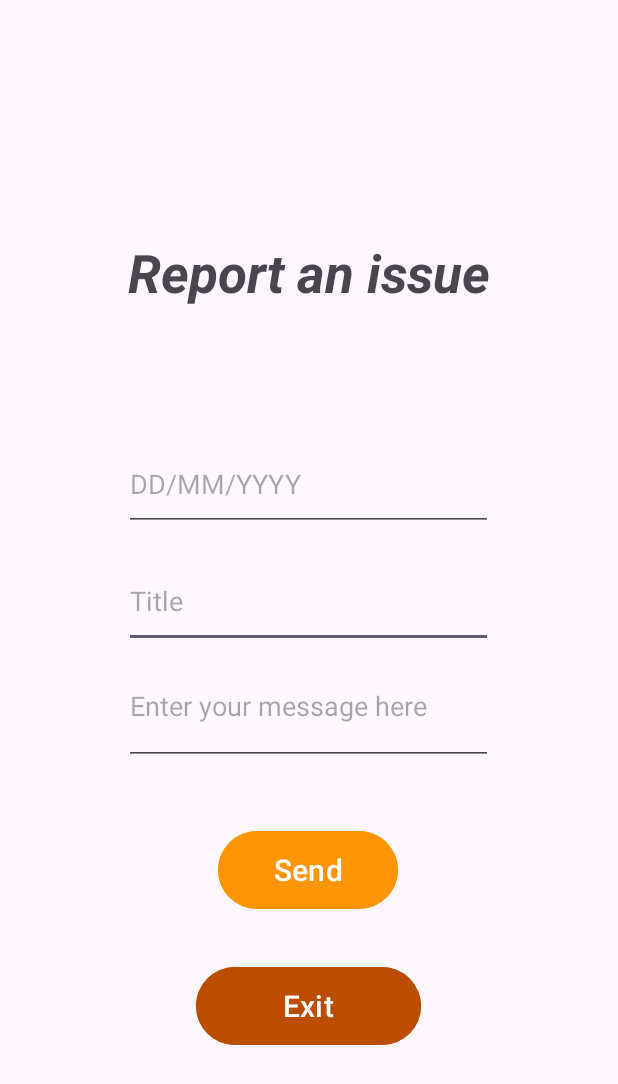
After one commit to Robertguarneros/pixelRushFrontEndv1.0, an Android app: the SendReportActivity screen opened directly, with no data from a screen before it, on a phone screen of 412 x 824 dp. The commit adds this screen. Shown: the top 1084 px of the screen. Run offline under Robolectric (Android 15) with nearby library versions, the phone set to English and light mode, and no system bars.

Commit message:
Minimo 2 Question and Report work

```diff
--- a/app/src/main/AndroidManifest.xml
+++ b/app/src/main/AndroidManifest.xml
@@ -26,12 +26,13 @@
         </activity>
         <activity android:name=".RegisterActivity">
         </activity>
-
         <activity android:name=".StoreActivity">
         </activity>
         <activity android:name=".ProfileActivity">
         </activity>
         <activity android:name=".AskAQuestionActivity">
+        </activity>
+        <activity android:name=".SendReportActivity">
         </activity>
         <activity android:name=".BadgeActivity">
         </activity>
--- a/app/src/main/java/com/eetac/dsa/pixelrushfrontendv10/PixelRushService.java
+++ b/app/src/main/java/com/eetac/dsa/pixelrushfrontendv10/PixelRushService.java
@@ -3,6 +3,7 @@ import com.eetac.dsa.pixelrushfrontendv10.backEndClasses.Badge;
 import com.eetac.dsa.pixelrushfrontendv10.backEndClasses.LoginCredentials;
 import com.eetac.dsa.pixelrushfrontendv10.backEndClasses.Message;
 import com.eetac.dsa.pixelrushfrontendv10.backEndClasses.RegisterCredentials;
+import com.eetac.dsa.pixelrushfrontendv10.backEndClasses.Report;
 import com.eetac.dsa.pixelrushfrontendv10.backEndClasses.StoreObject;
 import com.eetac.dsa.pixelrushfrontendv10.backEndClasses.User;
 import com.eetac.dsa.pixelrushfrontendv10.backEndClasses.Question;
@@ -19,7 +20,6 @@ import retrofit2.http.Path;
 import retrofit2.http.PUT;
 
 public interface PixelRushService {
-    //String URL = "http://147.83.7.203:80/dsaApp/pixelRush/";
 
     String URL = "http://147.83.7.203:80/dsaApp/pixelRush/";
     //String URL = "http://10.0.2.2:8080/dsaApp/pixelRush/";
@@ -33,10 +33,13 @@ public interface PixelRushService {
     Call<User> getUser(@Path("username") String username);
     @PUT("addItemToUser/{username}/{objectID}")
     Call<Void> addItemToUser(@Path("username") String username, @Path("objectID") String objectID);
+    @GET("getMatchPointsFromActiveMatch/{username}")
+    Call<JsonObject> getMatchPointsFromActiveMatch(@Path("username")String username);
+    //Minimo 2
     @POST("question")
     Call<Void> askAQuestion(@Body Question question);
-    @GET("getMatchPointsFromActiveMatch/{username}")
-    Call<JsonObject> getMatchPointsFromActiveMatch(@Path("username")String username);
+    @POST("issue")
+    Call<Void> sendReport(@Body Report report);
     @GET("user/{username}/badges")
     Call<List<Badge>> getListBadge (@Path("username")String username);
     @GET("posts")
--- /dev/null
+++ b/app/src/main/java/com/eetac/dsa/pixelrushfrontendv10/SendReportActivity.java
@@ -0,0 +1,74 @@
+package com.eetac.dsa.pixelrushfrontendv10;
+
+import android.content.Intent;
+import android.os.Bundle;
+import android.util.Log;
+import android.view.View;
+import android.widget.EditText;
+import android.widget.Toast;
+
+import androidx.appcompat.app.AppCompatActivity;
+
+import com.eetac.dsa.pixelrushfrontendv10.backEndClasses.Question;
+import com.eetac.dsa.pixelrushfrontendv10.backEndClasses.Report;
+
+import retrofit2.Call;
+import retrofit2.Callback;
+import retrofit2.Response;
+
+public class SendReportActivity extends AppCompatActivity {
+    EditText editTextDate;
+    EditText editTextTitle;
+    EditText editTextMessage;
+    String username;
+
+    @Override
+    protected void onCreate(Bundle savedInstanceState) {
+        super.onCreate(savedInstanceState);
+        setContentView(R.layout.send_a_report);
+        Intent intent = getIntent();
+        username = intent.getStringExtra("username");
+
+        // Initialize the text views and buttons here
+        editTextDate = findViewById(R.id.editTextDate);
+        editTextTitle = findViewById(R.id.editTextTitle);
+        editTextMessage = findViewById(R.id.editTextTextMessage);
+    }
+
+    public void sendReport(View view){
+
+        PixelRushService pixelRushService = PixelRushService.retrofit.create(PixelRushService.class);//creating interface
+
+        String date = editTextDate.getText().toString();
+        String title = editTextTitle.getText().toString();
+        String message = editTextMessage.getText().toString();
+
+        Report report = new Report(date,title,message,username);
+
+        Call<Void> callSendReport = pixelRushService.sendReport(report);
+
+        callSendReport.enqueue(new Callback<Void>() {
+            @Override
+            public void onResponse(Call<Void> call, Response<Void> response) {
+
+                if (response.isSuccessful()) {
+                    Log.i("First Version","Question sent successfully");
+                    Toast.makeText(SendReportActivity.this,"Issue sent successfully",Toast.LENGTH_SHORT).show();
+                    finish();
+                } else {
+                    Log.i("First Version","Error: " + response.code() + " " + response.message());
+                    Toast.makeText(SendReportActivity.this,"Error"+response.message(),Toast.LENGTH_SHORT).show();
+                }
+            }
+            @Override
+            public void onFailure(Call<Void> call, Throwable t) {
+                Log.i("First Version","Error: "+t.getMessage(),t);
+                Toast.makeText(SendReportActivity.this,"Error"+t.getMessage(),Toast.LENGTH_SHORT).show();
+            }
+        });
+    }
+
+    public void cancelReport(View view){
+        finish();
+    }
+}
--- a/app/src/main/java/com/eetac/dsa/pixelrushfrontendv10/backEndClasses/Badge.java
+++ b/app/src/main/java/com/eetac/dsa/pixelrushfrontendv10/backEndClasses/Badge.java
@@ -4,6 +4,7 @@ public class Badge {
     public String name;
     public String avatar;
 
+    public Badge(){}
     public Badge(String nameB, String avatarB) {
         this.name = nameB;
         this.avatar = avatarB;
--- a/app/src/main/res/layout/main_user_page.xml
+++ b/app/src/main/res/layout/main_user_page.xml
@@ -117,6 +117,7 @@
         android:layout_marginTop="35dp"
         android:layout_marginBottom="104dp"
         android:background="@drawable/denuncia"
+        android:onClick="goToSendReport"
         app:layout_constraintBottom_toBottomOf="parent"
         app:layout_constraintEnd_toStartOf="@+id/imageButton"
         app:layout_constraintStart_toStartOf="parent"
--- /dev/null
+++ b/app/src/main/res/layout/send_a_report.xml
@@ -0,0 +1,91 @@
+<?xml version="1.0" encoding="utf-8"?>
+<androidx.constraintlayout.widget.ConstraintLayout xmlns:android="http://schemas.android.com/apk/res/android"
+    xmlns:app="http://schemas.android.com/apk/res-auto"
+    xmlns:tools="http://schemas.android.com/tools"
+             android:layout_width="match_parent"
+             android:layout_height="match_parent">
+    <EditText
+        android:id="@+id/editTextTitle"
+        android:layout_width="246dp"
+        android:layout_height="62dp"
+        android:layout_marginTop="16dp"
+        android:ems="10"
+        android:hint="Title"
+        android:inputType="text"
+        app:layout_constraintEnd_toEndOf="parent"
+        app:layout_constraintHorizontal_bias="0.496"
+        app:layout_constraintStart_toStartOf="parent"
+        app:layout_constraintTop_toBottomOf="@+id/editTextDate" />
+
+    <EditText
+        android:id="@+id/editTextDate"
+        android:layout_width="246dp"
+        android:layout_height="62dp"
+        android:layout_marginTop="20dp"
+        android:ems="10"
+        android:hint="DD/MM/YYYY "
+        android:inputType="text"
+        app:layout_constraintEnd_toEndOf="parent"
+        app:layout_constraintHorizontal_bias="0.496"
+        app:layout_constraintStart_toStartOf="parent"
+        app:layout_constraintTop_toBottomOf="@+id/Question" />
+
+    <TextView
+        android:id="@+id/Question"
+        android:layout_width="267dp"
+        android:layout_height="114dp"
+        android:text="Report an issue"
+        android:textAlignment="center"
+        android:textSize="35dp"
+        android:textStyle="bold|italic"
+        app:layout_constraintBottom_toBottomOf="parent"
+        app:layout_constraintEnd_toEndOf="parent"
+        app:layout_constraintStart_toStartOf="parent"
+        app:layout_constraintTop_toTopOf="parent"
+        app:layout_constraintVertical_bias="0.223"
+        tools:ignore="MissingConstraints" />
+
+    <EditText
+        android:id="@+id/editTextTextMessage"
+        android:layout_width="246dp"
+        android:layout_height="62dp"
+        android:layout_marginTop="16dp"
+        android:ems="10"
+        android:gravity="start|top"
+        android:hint="Enter your message here"
+        android:inputType="textMultiLine"
+        app:layout_constraintEnd_toEndOf="parent"
+        app:layout_constraintHorizontal_bias="0.496"
+        app:layout_constraintStart_toStartOf="parent"
+        app:layout_constraintTop_toBottomOf="@+id/editTextTitle" />
+
+    <Button
+        android:id="@+id/buttonSendReport"
+        android:layout_width="120dp"
+        android:layout_height="60dp"
+        android:layout_marginTop="40dp"
+        android:backgroundTint="@color/Nami_Tangerine"
+        android:onClick="sendReport"
+        android:text="Send"
+        android:textSize="20dp"
+        app:layout_constraintEnd_toEndOf="parent"
+        app:layout_constraintHorizontal_bias="0.498"
+        app:layout_constraintStart_toStartOf="parent"
+        app:layout_constraintTop_toBottomOf="@+id/editTextTextMessage" />
+
+    <Button
+        android:id="@+id/buttonCancelReport"
+        android:layout_width="150dp"
+        android:layout_height="60dp"
+        android:backgroundTint="@color/Nami_dark"
+        android:onClick="cancelReport"
+        android:text="Exit"
+        android:textSize="20dp"
+        app:layout_constraintBottom_toBottomOf="parent"
+        app:layout_constraintEnd_toEndOf="parent"
+        app:layout_constraintHorizontal_bias="0.498"
+        app:layout_constraintStart_toStartOf="parent"
+        app:layout_constraintTop_toBottomOf="@+id/buttonSendReport"
+        app:layout_constraintVertical_bias="0.197" />
+
+</androidx.constraintlayout.widget.ConstraintLayout>
```
Also changed, not shown: app/src/main/java/com/eetac/dsa/pixelrushfrontendv10/MainUserPageActivity.java (+8 -0 lines), app/src/main/java/com/eetac/dsa/pixelrushfrontendv10/backEndClasses/Report.java (added, +47 -0 lines), app/src/main/java/com/eetac/dsa/pixelrushfrontendv10/backEndClasses/UserBadges.java (added, +39 -0 lines).
